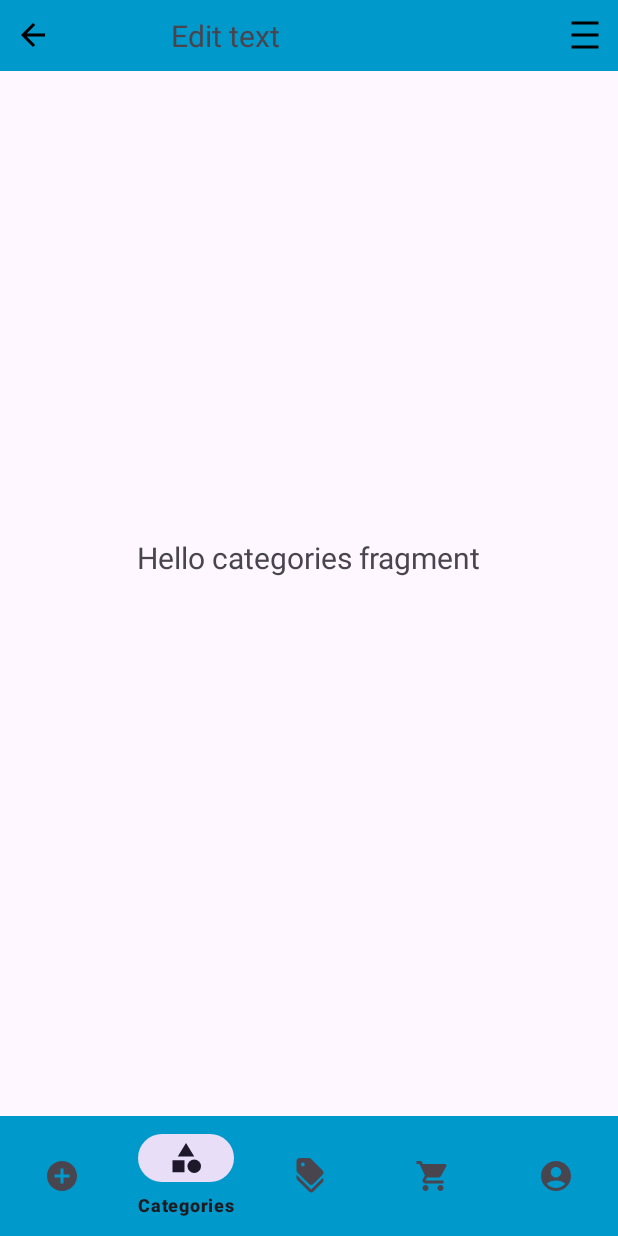
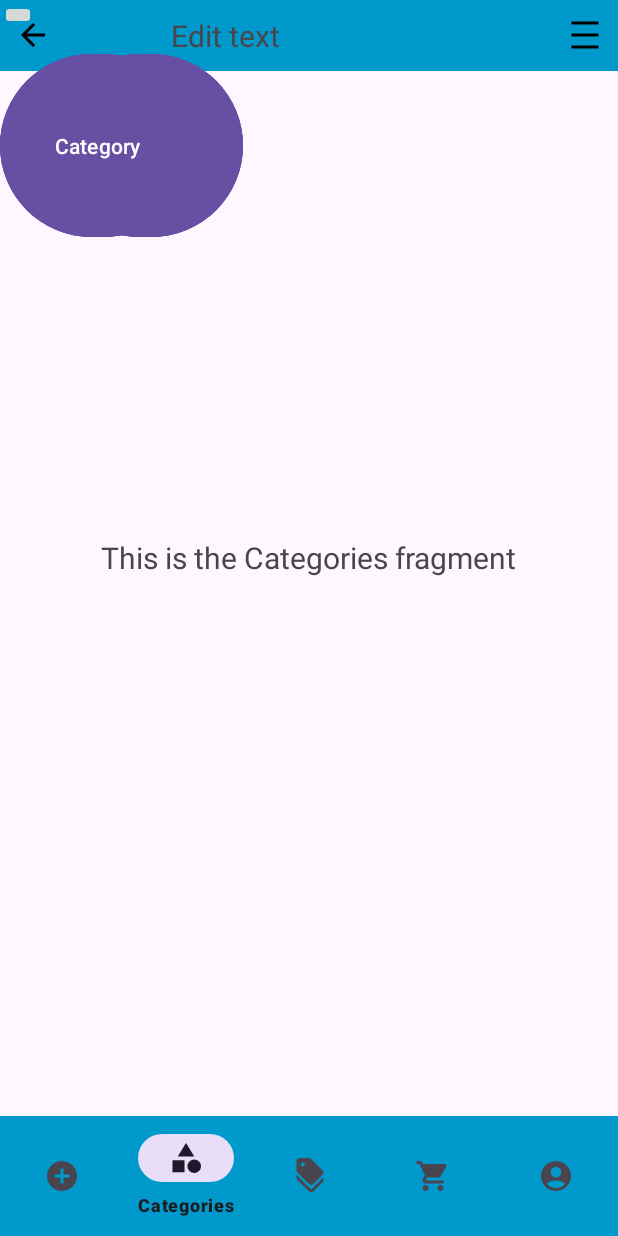
Before and after one commit to Frostlyx/group-27-app-development, an Android app: the screen it shows after launch (MainActivity), item 2 of the bottom bar chosen, on a phone screen of 412 x 824 dp. Run offline under Robolectric (Android 15) with nearby library versions, the phone set to English and light mode, and no system bars; libraries missing offline, so code that uses them is left out: com.google.zxing.integration.

Commit message:
Added category fragment buttons (they are broken but yeah)

```diff
--- a/app/src/main/res/layout/fragment_categories.xml
+++ b/app/src/main/res/layout/fragment_categories.xml
@@ -1,5 +1,6 @@
 <?xml version="1.0" encoding="utf-8"?>
 <FrameLayout xmlns:android="http://schemas.android.com/apk/res/android"
+    xmlns:app="http://schemas.android.com/apk/res-auto"
     xmlns:tools="http://schemas.android.com/tools"
     android:layout_width="match_parent"
     android:layout_height="match_parent"
@@ -11,6 +12,63 @@
         android:layout_height="wrap_content"
         android:layout_gravity="center"
         android:textSize="20dp"
-        android:text="@string/hello_categories_fragment" />
+        android:text="@string/text_categories_fragment" />
+
+    <Button
+        android:id="@+id/button1"
+        android:layout_width="130dp"
+        android:layout_height="130dp"
+        android:layout_marginStart="32dp"
+        android:layout_marginTop="32dp"
+        android:layout_marginEnd="32dp"
+        android:text="Bread" />
+
+    <Button
+        android:id="@+id/button2"
+        android:layout_width="130dp"
+        android:layout_height="130dp"
+        android:layout_marginTop="32dp"
+        android:layout_marginEnd="32dp"
+        android:text="Category"/>
+
+    <Button
+        android:id="@+id/button3"
+        android:layout_width="130dp"
+        android:layout_height="130dp"
+        android:layout_marginStart="32dp"
+        android:layout_marginTop="32dp"
+        android:layout_marginEnd="32dp"
+        android:text="Category"/>
+
+    <Button
+        android:id="@+id/button4"
+        android:layout_width="130dp"
+        android:layout_height="130dp"
+        android:layout_marginTop="32dp"
+        android:layout_marginEnd="44dp"
+        android:text="Category"/>
+
+    <Button
+        android:id="@+id/button5"
+        android:layout_width="130dp"
+        android:layout_height="130dp"
+        android:layout_marginStart="32dp"
+        android:layout_marginTop="32dp"
+        android:layout_marginEnd="32dp"
+        android:text="Category" />
+
+    <Button
+        android:id="@+id/button6"
+        android:layout_width="130dp"
+        android:layout_height="130dp"
+        android:layout_marginTop="32dp"
+        android:layout_marginEnd="44dp"
+        android:text="Category" />
+
+    <ImageButton
+        android:id="@+id/imageButton"
+        android:layout_width="wrap_content"
+        android:layout_height="wrap_content"
+        tools:src="@tools:sample/avatars" />
 
 </FrameLayout>
--- a/app/src/main/res/values/strings.xml
+++ b/app/src/main/res/values/strings.xml
@@ -1,6 +1,6 @@
 <resources>
     <string name="app_name">Barcode Scanner</string>
     <!-- TODO: Remove or change this placeholder text -->
-    <string name="hello_categories_fragment">Hello categories fragment</string>
+    <string name="text_categories_fragment">This is the Categories fragment</string>
     <string name="hello_profile_fragment">Hello profile fragment</string>
 </resources>
```
